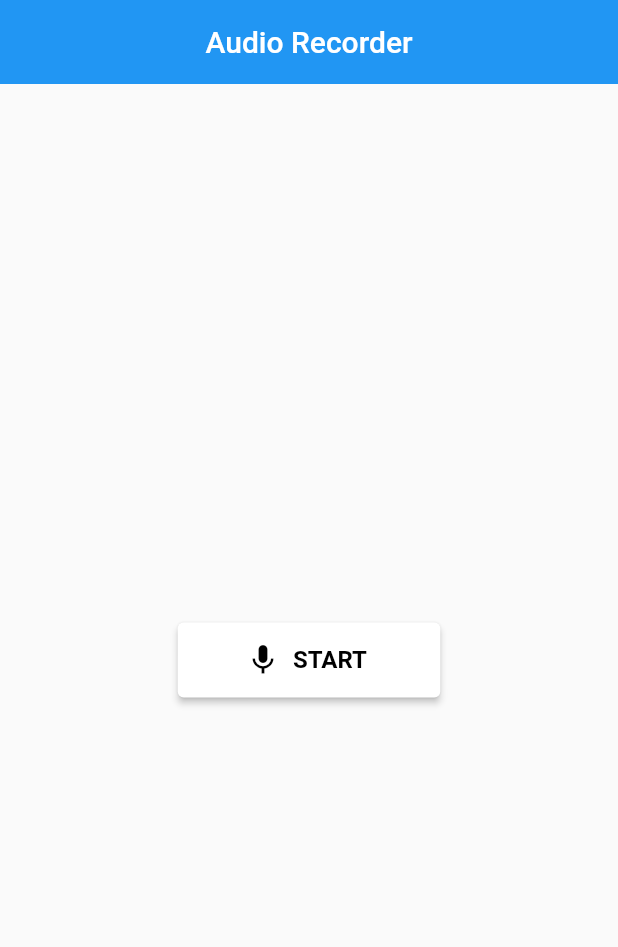
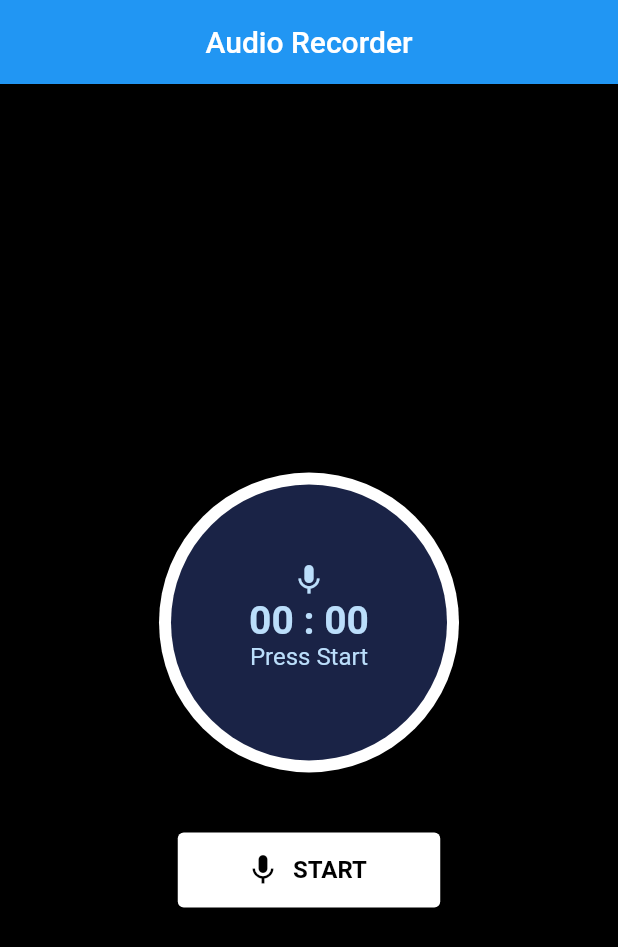
Before and after one commit to KasunHasanga/flutter_voice_recorder, a Flutter app: the screen it shows after launch, on a phone screen of 412 x 824 dp. Shown: the top 947 px of the screen. Run offline on Flutter 3.47's test engine with Material 2 defaults, Android fonts, the phone set to English and light mode, and no system bars; drawn by our look-alikes of avatar_glow; our stand-ins replace permission_handler; missing offline and left inert: flutter_sound.

Commit message:
add timer widget

```diff
--- a/lib/main.dart
+++ b/lib/main.dart
@@ -1,5 +1,7 @@
+import 'package:avatar_glow/avatar_glow.dart';
 import 'package:flutter/material.dart';
 import 'package:voice_recorder/api/sound_recorder.dart';
+import 'package:voice_recorder/widget/timer_widget.dart';
 
 void main() {
   runApp(const MyApp());
@@ -29,7 +31,7 @@ class HomePage extends StatefulWidget {
 }
 
 class _HomePageState extends State<HomePage> {
-
+  final timerController =TimerController();
   final recorder=SoundRecorder();
 
   @override
@@ -50,13 +52,46 @@ class _HomePageState extends State<HomePage> {
   @override
   Widget build(BuildContext context) {
     return Scaffold(
+      backgroundColor: Colors.black,
       appBar: AppBar(
         title: const Text("Audio Recorder"),
         centerTitle: true,
         elevation: 0,
       ),
       body: Center(
-        child: buildStart(),
+        child: Column(
+          crossAxisAlignment: CrossAxisAlignment.center,
+          mainAxisAlignment: MainAxisAlignment.center,
+          children: [
+
+            AvatarGlow(
+              glowColor: Colors.white,
+              endRadius: 140.0,
+              duration: Duration(milliseconds: 200),
+              animate: recorder.isRecording?true:false,
+              repeatPauseDuration: Duration(milliseconds: 100),
+              child: CircleAvatar(
+                radius: 100,
+                backgroundColor: Colors.white,
+                child: CircleAvatar(
+                  backgroundColor: Colors.indigo.shade900.withBlue(70),
+                  child: Column(
+                    mainAxisAlignment: MainAxisAlignment.center,
+                    children: [
+                      Icon(Icons.mic),
+                      TimerWidget(controller: timerController,),
+                        SizedBox(height: 8,),
+
+                    ],
+                  ),
+                  radius: 92.0,
+                ),
+              ),
+            ),
+
+            buildStart(),
+          ],
+        ),
       ),
     );
   }
@@ -77,8 +112,13 @@ class _HomePageState extends State<HomePage> {
           // bool isPermissionOk=await recorder.checkMicrophonePermission();
           // if (isPermissionOk){
             await recorder.toggleRecording();
+            final isRecording =recorder.isRecording;
             setState(() {
-
+              if(isRecording){
+                timerController.startTimer();
+              }else{
+                timerController.stopTimer();
+              }
             });
           // }else{
           //   print("Something went Wrong");
--- /dev/null
+++ b/lib/widget/timer_widget.dart
@@ -0,0 +1,92 @@
+import 'dart:async';
+import 'package:flutter/material.dart';
+
+class TimerController extends ValueNotifier<bool>{
+  TimerController({bool isPlaying =false}):super(isPlaying);
+
+  void startTimer()=> value =true;
+
+  void stopTimer() =>value =false;
+}
+
+
+class TimerWidget extends StatefulWidget {
+  final TimerController controller;
+  const TimerWidget({Key? key, required this.controller}) : super(key: key);
+
+  @override
+  State<TimerWidget> createState() => _TimerWidgetState();
+}
+
+class _TimerWidgetState extends State<TimerWidget> {
+  Duration duration = Duration();
+  Timer? timer;
+
+  @override
+  void initState() {
+    super.initState();
+
+    widget.controller.addListener(() {
+      if(widget.controller.value){
+        startTime();
+      }else{
+        stopTimer();
+      }
+    });
+  }
+
+  void reset() => setState(() {
+        duration = Duration();
+      });
+
+  void addTime() {
+    const addSecond = 1;
+
+    setState(() {
+      final seconds = duration.inSeconds + addSecond;
+
+      if (seconds < 0) {
+        timer?.cancel();
+      } else {
+        duration = Duration(seconds: seconds);
+      }
+    });
+  }
+
+  void startTime({bool resets = true}) {
+    if (!mounted) return;
+    if (resets) {
+      reset();
+    }
+    timer = Timer.periodic(const Duration(seconds: 1), (timer) {
+      addTime();
+    });
+  }
+
+  void stopTimer({bool resets = true}) {
+    if (!mounted) return;
+    if (resets) {
+      reset();
+    }
+    setState(() {
+      timer?.cancel();
+    });
+  }
+
+  @override
+  Widget build(BuildContext context) {
+    return Column(
+      children: [
+        Text(timeFormat(duration),style: TextStyle(fontSize: 26,fontWeight: FontWeight.bold),),
+
+        Text(widget.controller.value ?"Recording":"Press Start")
+      ],
+    );
+  }
+
+  String timeFormat(Duration duration){
+    String minutes=duration.inMinutes.remainder(60).toString().length>1?duration.inMinutes.remainder(60).toString():"0${duration.inMinutes.remainder(60).toString()}";
+    String seconds=duration.inSeconds.remainder(60).toString().length>1?duration.inSeconds.remainder(60).toString():"0${duration.inSeconds.remainder(60).toString()}";
+    return "$minutes : $seconds";
+  }
+}
--- a/pubspec.yaml
+++ b/pubspec.yaml
@@ -37,6 +37,7 @@ dependencies:
   flutter_sound: ^9.1.7
   permission_handler: ^9.2.0
   path_provider: ^2.0.9
+  avatar_glow: ^2.0.2
 
 dev_dependencies:
   flutter_test:
```
Also changed, not shown: pubspec.lock.
